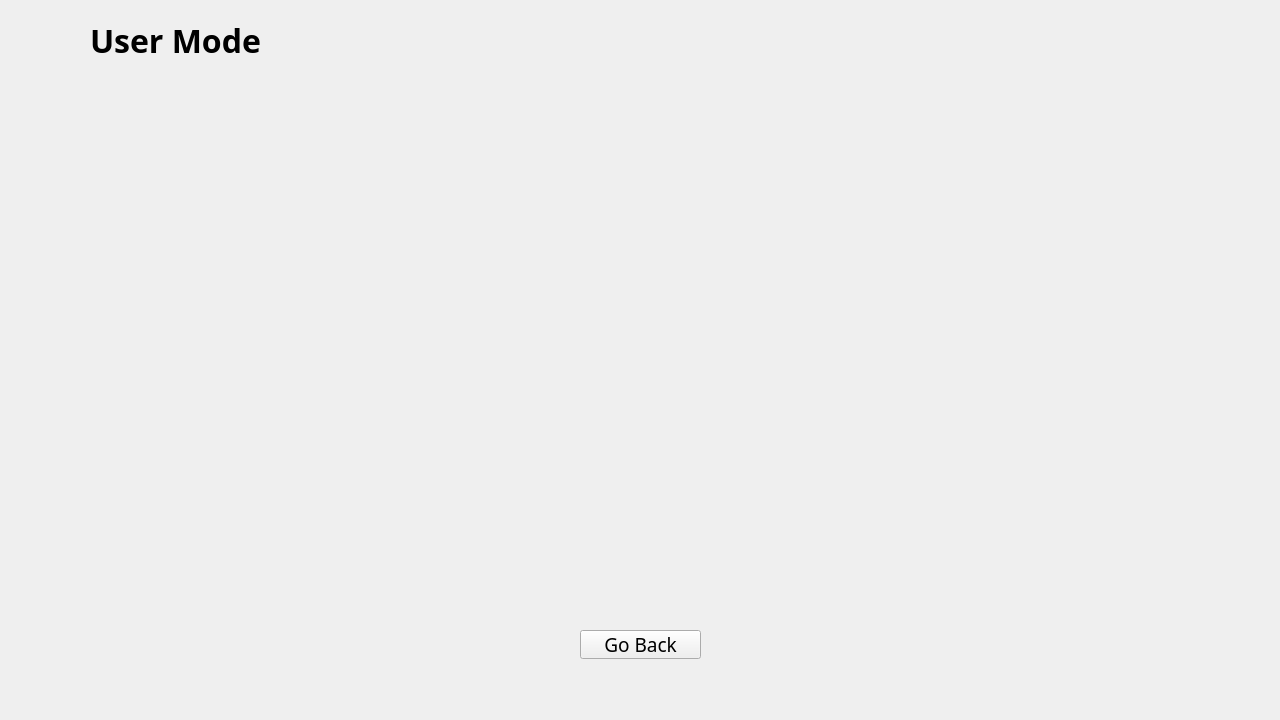
Old version of the form FormulaManager/user.ui in the repository AtuLxCE/formula-encyclopaedia.
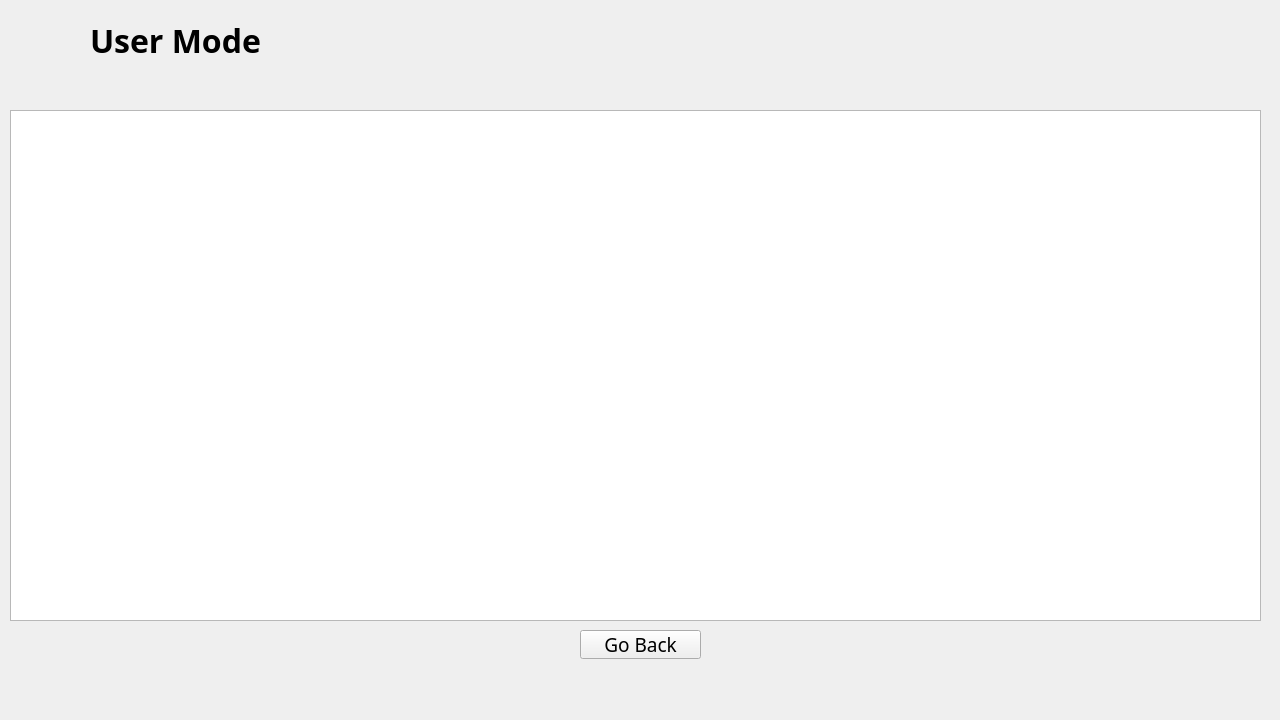
New version of the form. The open tabs and pages were chosen to show the change. Icons and pictures are not drawn.

Commit message: Changes in user and guest mode

What changed in the file:
```diff
--- a/FormulaManager/user.ui
+++ b/FormulaManager/user.ui
@@ -387,6 +387,16 @@
       <string>Go Back</string>
      </property>
     </widget>
+    <widget class="QListWidget" name="listWidget_2">
+     <property name="geometry">
+      <rect>
+       <x>10</x>
+       <y>30</y>
+       <width>1251</width>
+       <height>511</height>
+      </rect>
+     </property>
+    </widget>
    </widget>
    <widget class="QWidget" name="subject_ect">
     <widget class="QPushButton" name="pushButton_11">
```
Left out of the diff: 40 changed lines with no effect on the pictures. The commit also changes 16 other files.
